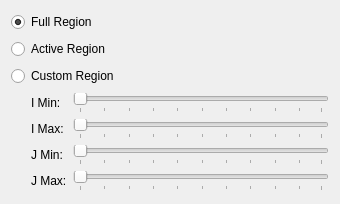
i-RIC/prepost-gui, file libs/guicore/region/region2dsettingeditwidget.ui: the form before one commit.
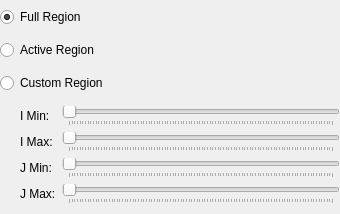
The form after the commit. Custom widgets are drawn as their Qt base class.

```diff
--- a/libs/guicore/region/region2dsettingeditwidget.ui
+++ b/libs/guicore/region/region2dsettingeditwidget.ui
@@ -7,13 +7,25 @@
     <x>0</x>
     <y>0</y>
     <width>340</width>
-    <height>204</height>
+    <height>214</height>
    </rect>
   </property>
   <property name="windowTitle">
    <string>Form</string>
   </property>
   <layout class="QVBoxLayout" name="verticalLayout">
+   <property name="leftMargin">
+    <number>0</number>
+   </property>
+   <property name="topMargin">
+    <number>0</number>
+   </property>
+   <property name="rightMargin">
+    <number>0</number>
+   </property>
+   <property name="bottomMargin">
+    <number>0</number>
+   </property>
    <item>
     <widget class="QRadioButton" name="fullRadioButton">
      <property name="text">
```
